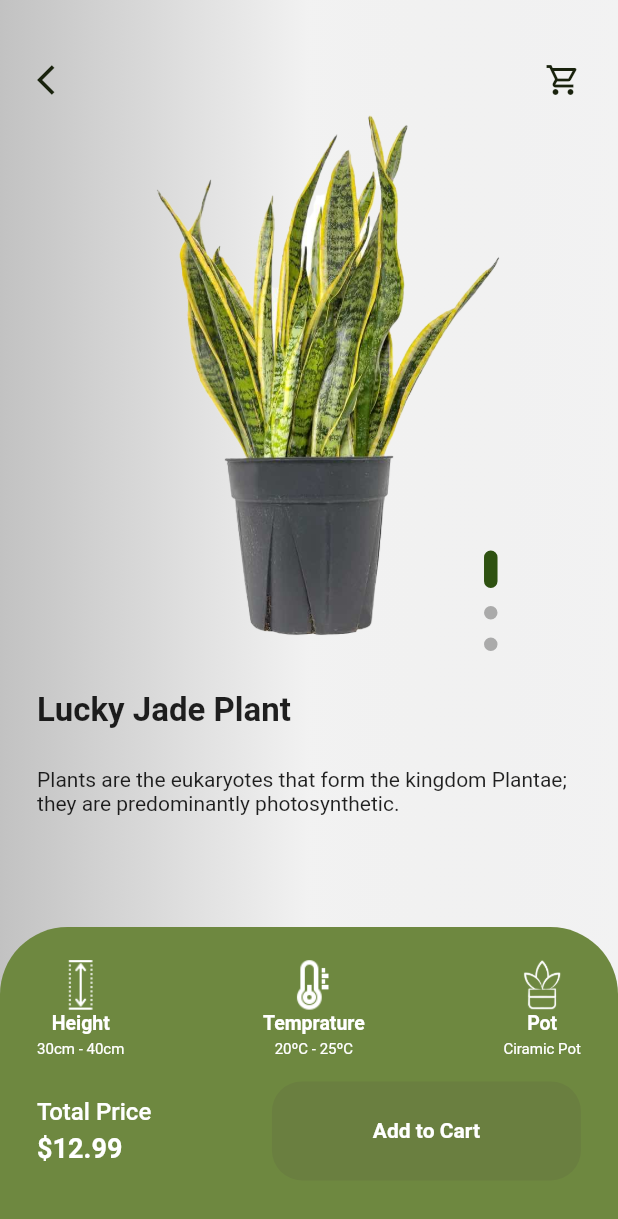
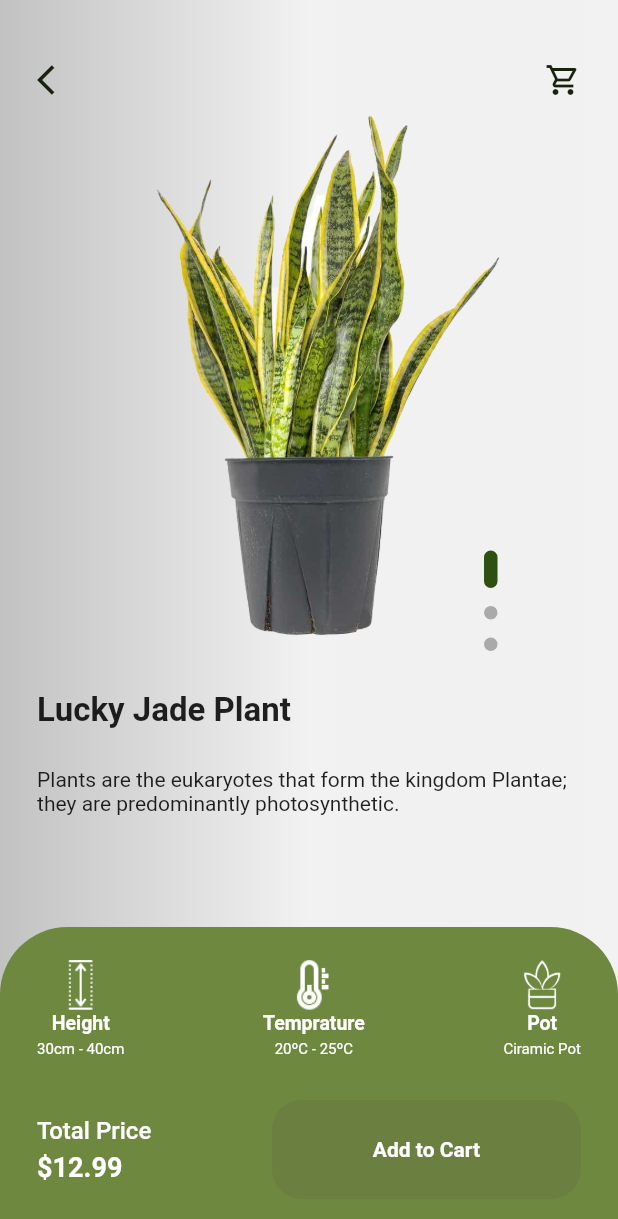
Before and after one commit to KashifUmar123/plant_app_ui, a Flutter app: the CustomPlantItemWidget widget shown alone on an empty page, opened directly with sample values from the repository, after a tap on "Lucky Jade Plant", on a phone screen of 412 x 824 dp. Shown: the top 1219 px of the screen. Run offline on Flutter 3.47's test engine with Material 2 defaults, Android fonts, the phone set to English and light mode, and no system bars; drawn by our look-alikes of dots_indicator.

Commit message:
app routing done

```diff
--- a/lib/main.dart
+++ b/lib/main.dart
@@ -1,5 +1,6 @@
 import 'package:flutter/material.dart';
-import 'package:plant_app_ui/screens/onboarding/onboarding_screen.dart';
+import 'package:plant_app_ui/utils/routes/route_names.dart';
+import 'package:plant_app_ui/utils/routes/route_settings.dart';
 
 void main() {
   runApp(const PlantApp());
@@ -12,7 +13,8 @@ class PlantApp extends StatelessWidget {
   Widget build(BuildContext context) {
     return const MaterialApp(
       debugShowCheckedModeBanner: false,
-      home: OnboardingScreen(),
+      onGenerateRoute: AppRoutes.generateRoute,
+      initialRoute: RouteNames.splash,
     );
   }
 }
--- a/lib/screens/home/home_screen.dart
+++ b/lib/screens/home/home_screen.dart
@@ -69,6 +69,7 @@ class _HomeScreenState extends State<HomeScreen> {
   _buildItemsList() {
     return Expanded(
       child: ListView(
+        physics: const BouncingScrollPhysics(),
         padding: EdgeInsets.zero,
         children: [
           Row(
--- a/lib/screens/home/widgets/custom_plant_item_widget.dart
+++ b/lib/screens/home/widgets/custom_plant_item_widget.dart
@@ -1,8 +1,8 @@
 import 'package:auto_size_text/auto_size_text.dart';
 import 'package:flutter/material.dart';
 import 'package:plant_app_ui/models/plant_item_model.dart';
-import 'package:plant_app_ui/screens/plant_details/plant_details_screen.dart';
 import 'package:plant_app_ui/utils/extensions/get_szie_extension.dart';
+import 'package:plant_app_ui/utils/routes/route_names.dart';
 
 import '../../../utils/app_colors.dart';
 
@@ -77,11 +77,5 @@ class CustomPlantItemWidget extends StatelessWidget {
     );
   }
 
-  _navigateToDetailsScreen(BuildContext context) {
-    Navigator.of(context).push(
-      MaterialPageRoute(
-        builder: (_) => PlantDetailsScreen(plant: plant),
-      ),
-    );
-  }
+  _navigateToDetailsScreen(BuildContext context) => Navigator.pushNamed(context, RouteNames.plantDetails, arguments: plant);
 }
--- a/lib/screens/plant_details/plant_details_screen.dart
+++ b/lib/screens/plant_details/plant_details_screen.dart
@@ -146,6 +146,9 @@ class _PlantDetailsScreenState extends State<PlantDetailsScreen> {
               ),
             ],
           ),
+          SizedBox(
+            height: context.height * 0.015,
+          ),
           Row(
             mainAxisAlignment: MainAxisAlignment.spaceBetween,
             children: [
--- /dev/null
+++ b/lib/utils/extensions/fonts_extension.dart
@@ -0,0 +1,5 @@
+import 'package:flutter/material.dart';
+
+extension Fonts on BuildContext {
+  TextStyle get text10500 => const TextStyle(fontSize: 10, fontWeight: FontWeight.w500);
+}
--- /dev/null
+++ b/lib/utils/routes/route_names.dart
@@ -0,0 +1,6 @@
+class RouteNames {
+  static const String splash = "/splash";
+  static const String onboarding = "/onboarding";
+  static const String home = "/home";
+  static const String plantDetails = "/plantDetails";
+}
--- /dev/null
+++ b/lib/utils/routes/route_settings.dart
@@ -0,0 +1,58 @@
+import 'package:flutter/material.dart';
+import 'package:plant_app_ui/models/plant_item_model.dart';
+import 'package:plant_app_ui/screens/home/home_screen.dart';
+import 'package:plant_app_ui/screens/onboarding/onboarding_screen.dart';
+import 'package:plant_app_ui/screens/plant_details/plant_details_screen.dart';
+import 'package:plant_app_ui/screens/splash/splash_screen.dart';
+import 'package:plant_app_ui/utils/routes/route_names.dart';
+
+class AppRoutes {
+  AppRoutes._();
+
+  static Route<dynamic> generateRoute(RouteSettings settings) {
+    switch (settings.name) {
+      case RouteNames.splash:
+        return MaterialPageRoute(
+          builder: (context) => const SplashScreen(),
+        );
+
+      case RouteNames.onboarding:
+        return MaterialPageRoute(
+          builder: (context) => const OnboardingScreen(),
+        );
+
+      case RouteNames.home:
+        return MaterialPageRoute(
+          builder: (context) => const HomeScreen(),
+        );
+
+      case RouteNames.plantDetails:
+        return MaterialPageRoute(
+          builder: (context) => PlantDetailsScreen(plant: settings.arguments as PlantItem),
+        );
+
+      default:
+        return MaterialPageRoute(
+          builder: (context) => UndefinedView(name: settings.name),
+          settings: settings,
+        );
+    }
+  }
+}
+
+class UndefinedView extends StatelessWidget {
+  final String? name;
+  const UndefinedView({
+    this.name,
+    Key? key,
+  }) : super(key: key);
+
+  @override
+  Widget build(BuildContext context) {
+    return Scaffold(
+      body: Center(
+        child: Text('Something went wrong for $name'),
+      ),
+    );
+  }
+}
```
Also changed, not shown: lib/screens/onboarding/onboarding_screen.dart (+2 -8 lines), lib/screens/splash/splash_screen.dart (added, +60 -0 lines).
